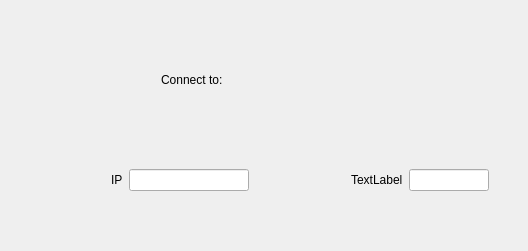
marcustedesco/HW7group, file chatClient/clientWid1.ui: the form before one commit.
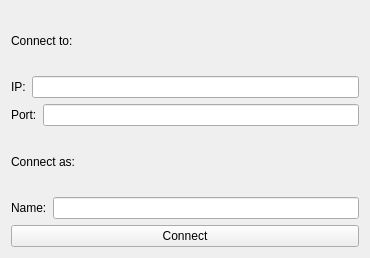
The form after the commit.

```diff
--- a/chatClient/clientWid1.ui
+++ b/chatClient/clientWid1.ui
@@ -6,76 +6,78 @@
    <rect>
     <x>0</x>
     <y>0</y>
-    <width>528</width>
-    <height>251</height>
+    <width>370</width>
+    <height>258</height>
    </rect>
   </property>
   <property name="windowTitle">
    <string>clientWid1</string>
   </property>
-  <widget class="QWidget" name="verticalLayoutWidget">
-   <property name="geometry">
-    <rect>
-     <x>150</x>
-     <y>40</y>
-     <width>160</width>
-     <height>80</height>
-    </rect>
-   </property>
-   <layout class="QVBoxLayout" name="verticalLayout">
-    <item>
+  <layout class="QGridLayout" name="gridLayout">
+   <item row="0" column="0">
      <widget class="QLabel" name="label">
       <property name="text">
        <string>Connect to:</string>
       </property>
      </widget>
     </item>
-   </layout>
-  </widget>
-  <widget class="QWidget" name="horizontalLayoutWidget">
-   <property name="geometry">
-    <rect>
-     <x>100</x>
-     <y>140</y>
-     <width>160</width>
-     <height>80</height>
-    </rect>
-   </property>
+   <item row="1" column="0" colspan="2">
    <layout class="QHBoxLayout" name="horizontalLayout">
     <item>
      <widget class="QLabel" name="label_2">
       <property name="text">
-       <string>IP</string>
+        <string>IP:</string>
       </property>
      </widget>
     </item>
     <item>
-     <widget class="QLineEdit" name="lineEdit"/>
-    </item>
-   </layout>
-  </widget>
-  <widget class="QWidget" name="horizontalLayoutWidget_2">
-   <property name="geometry">
-    <rect>
-     <x>340</x>
-     <y>140</y>
-     <width>160</width>
-     <height>80</height>
-    </rect>
-   </property>
+      <widget class="QLineEdit" name="ipBox"/>
+     </item>
+    </layout>
+   </item>
+   <item row="2" column="0" colspan="2">
    <layout class="QHBoxLayout" name="horizontalLayout_2">
     <item>
      <widget class="QLabel" name="label_3">
       <property name="text">
-       <string>TextLabel</string>
+        <string>Port:</string>
       </property>
      </widget>
     </item>
     <item>
-     <widget class="QLineEdit" name="lineEdit_2"/>
-    </item>
-   </layout>
-  </widget>
+      <widget class="QLineEdit" name="portBox"/>
+     </item>
+    </layout>
+   </item>
+   <item row="3" column="0">
+    <widget class="QLabel" name="label_4">
+     <property name="text">
+      <string>Connect as:</string>
+     </property>
+    </widget>
+   </item>
+   <item row="4" column="0" colspan="2">
+    <layout class="QHBoxLayout" name="horizontalLayout_3">
+     <item>
+      <widget class="QLabel" name="label_5">
+       <property name="text">
+        <string>Name:</string>
+       </property>
+      </widget>
+     </item>
+     <item>
+      <widget class="QLineEdit" name="nameBox"/>
+     </item>
+    </layout>
+   </item>
+   <item row="5" column="0" colspan="2">
+    <widget class="QPushButton" name="connectButton">
+     <property name="text">
+      <string>Connect</string>
+     </property>
+    </widget>
+   </item>
+  </layout>
  </widget>
  <layoutdefault spacing="6" margin="11"/>
  <resources/>
```
Lines whose indentation alone changed are shown as unchanged.
